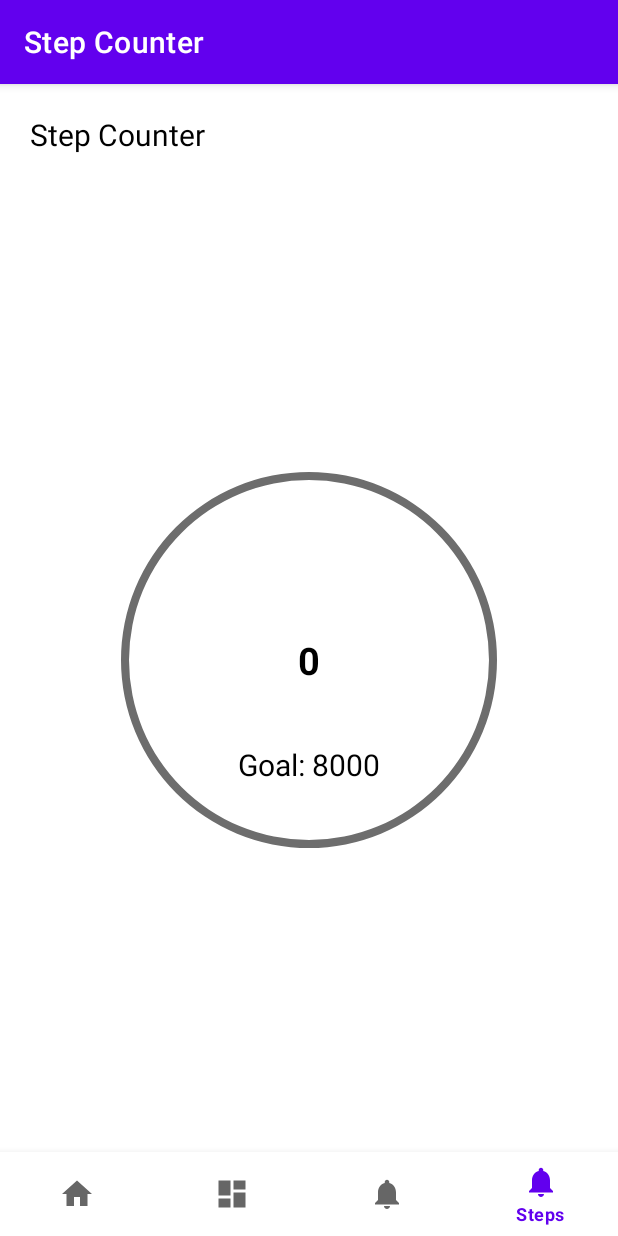
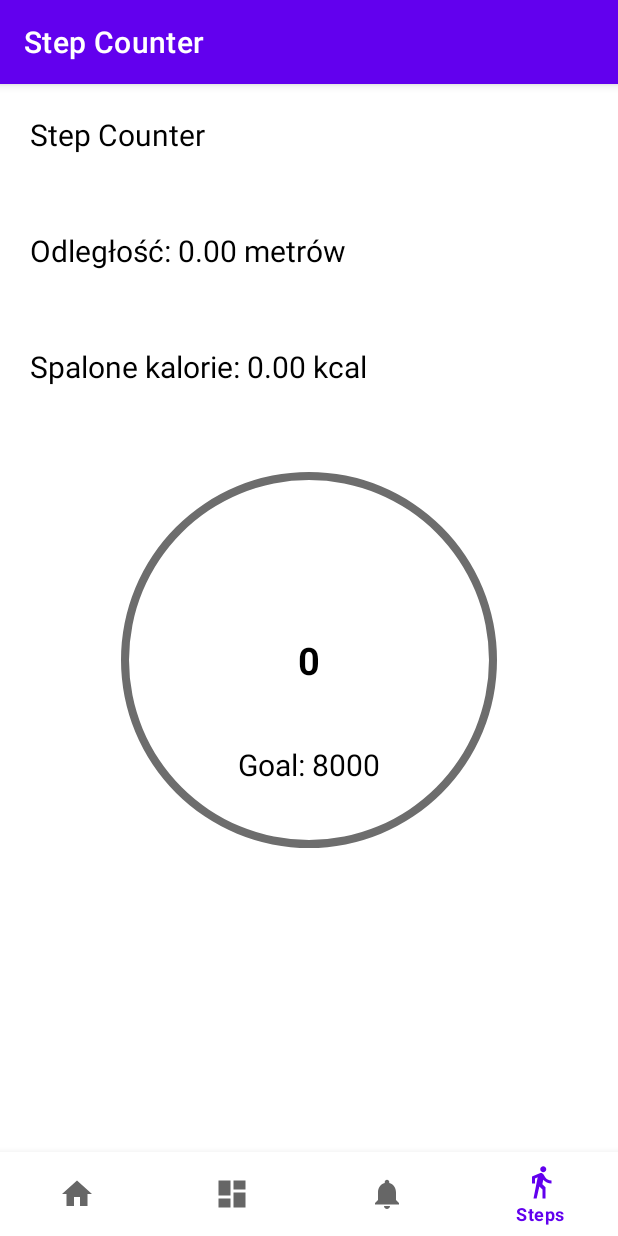
Before and after one commit to Blackkoutt/FitnessApp, an Android app: the StepCounterFragment screen opened through its navigation route, on a phone screen of 412 x 824 dp. Run offline under Robolectric (Android 15) with nearby library versions, the phone set to English and light mode, and no system bars; our stand-ins replace Picasso, navigation-ui; pictures from the network do not load; 1 statement that could not run was skipped.

```diff
--- a/app/src/main/AndroidManifest.xml
+++ b/app/src/main/AndroidManifest.xml
@@ -4,6 +4,7 @@
 
     <uses-permission android:name="android.permission.INTERNET"/>
     <uses-permission android:name="android.permission.ACTIVITY_RECOGNITION"/>
+    <uses-permission android:name="android.permission.POST_NOTIFICATIONS" />
     <uses-permission android:name="android.permission.SENSOR_ACCELEROMETER"/>
     <uses-permission android:name="android.permission.FOREGROUND_SERVICE" />
     <uses-permission android:name="android.permission.RECEIVE_BOOT_COMPLETED"/>
--- a/app/src/main/java/com/example/fitnessapp/ui/stepCounter/StepCounterFragment.java
+++ b/app/src/main/java/com/example/fitnessapp/ui/stepCounter/StepCounterFragment.java
@@ -28,6 +28,8 @@ import com.example.fitnessapp.R;
 public class StepCounterFragment extends Fragment {
     private ProgressBar progressBar;
     private TextView steps;
+    private TextView distance;
+    private TextView caloriesBurned;
 
     @Nullable
     @Override
@@ -35,8 +37,10 @@ public class StepCounterFragment extends Fragment {
         View rootView = inflater.inflate(R.layout.step_counter, container, false);
         progressBar = rootView.findViewById(R.id.progressBar);
         steps = rootView.findViewById(R.id.steps);
+        distance = rootView.findViewById(R.id.distance);
+        caloriesBurned = rootView.findViewById(R.id.caloriesBurned);
 
-        resetSteps();
+        //resetSteps();
         loadData();
 
         return rootView;
@@ -83,12 +87,25 @@ public class StepCounterFragment extends Fragment {
         int savedSteps = sharedPref.getInt("key1", 0);
         steps.setText(String.valueOf(savedSteps));
         progressBar.setProgress(savedSteps);
+        double calculatedDistance = calculateDistance(savedSteps);
+        double calculatedCaloriesBurned = calculateCaloriesBurned(savedSteps);
+
+        distance.setText(getString(R.string.distance, calculatedDistance));
+        caloriesBurned.setText(getString(R.string.caloriesBurned, calculatedCaloriesBurned));
+    }
+    private double calculateDistance(int stepsCount) {
+        double stepLength = 0.5;
+        return stepsCount * stepLength;
+    }
+
+    private double calculateCaloriesBurned(int stepsCount) {
+        double caloriesPerStep = 0.4;
+        return stepsCount * caloriesPerStep;
     }
 
     @Override
     public void onDestroy() {
         super.onDestroy();
-        // Stop the StepCounterService when fragment is destroyed
         requireActivity().stopService(new Intent(requireContext(), StepCounterService.class));
     }
 }
--- a/app/src/main/java/com/example/fitnessapp/ui/stepCounter/StepCounterService.java
+++ b/app/src/main/java/com/example/fitnessapp/ui/stepCounter/StepCounterService.java
@@ -42,11 +42,11 @@ public class StepCounterService extends Service implements SensorEventListener {
 
     @Override
     public int onStartCommand(Intent intent, int flags, int startId) {
-        createNotificationChannel();
+        //createNotificationChannel();
         Notification notification = new NotificationCompat.Builder(this, "StepCounterChannel")
                 .setContentTitle("Step Counter Service")
                 .setContentText("Counting steps in background")
-                .setSmallIcon(R.drawable.ic_notifications_black_24dp)
+                .setSmallIcon(R.drawable.baseline_steps_counter)
                 .build();
         startForeground(1, notification);
         return START_STICKY;
@@ -74,6 +74,7 @@ public class StepCounterService extends Service implements SensorEventListener {
             }
             int stepsSinceLastBoot = totalSteps - previousTotalSteps;
             saveData(stepsSinceLastBoot);
+            createNotification(totalSteps);
         }
     }
 
@@ -81,17 +82,15 @@ public class StepCounterService extends Service implements SensorEventListener {
     public void onAccuracyChanged(Sensor sensor, int accuracy) {
     }
 
-    private void createNotificationChannel() {
-        if (Build.VERSION.SDK_INT >= Build.VERSION_CODES.O) {
-            CharSequence name = "StepCounterChannel";
-            String description = "Step Counter Service Channel";
-            int importance = NotificationManager.IMPORTANCE_LOW;
-            NotificationChannel channel = new NotificationChannel("StepCounterChannel", name, importance);
-            channel.setDescription(description);
-            NotificationManager notificationManager = getSystemService(NotificationManager.class);
-            if (notificationManager != null) {
-                notificationManager.createNotificationChannel(channel);
-            }
+    private void createNotification(int currentSteps) {
+        NotificationManager notificationManager = (NotificationManager) getApplicationContext().getSystemService(Context.NOTIFICATION_SERVICE);
+        NotificationCompat.Builder builder = new NotificationCompat.Builder(getApplicationContext(), "StepCounterChannel")
+                .setContentTitle("Aktualna liczba kroków")
+                .setContentText("Zrobione kroki: " + currentSteps)
+                .setSmallIcon(R.drawable.baseline_steps_counter);
+
+        if (notificationManager != null) {
+            notificationManager.notify(2, builder.build());
         }
     }
 
--- /dev/null
+++ b/app/src/main/res/drawable/baseline_steps_counter.xml
@@ -0,0 +1,5 @@
+<vector android:autoMirrored="true" android:height="24dp"
+    android:tint="#000000" android:viewportHeight="24"
+    android:viewportWidth="24" android:width="24dp" xmlns:android="http://schemas.android.com/apk/res/android">
+    <path android:fillColor="@android:color/white" android:pathData="M13.5,5.5c1.1,0 2,-0.9 2,-2s-0.9,-2 -2,-2 -2,0.9 -2,2 0.9,2 2,2zM9.8,8.9L7,23h2.1l1.8,-8 2.1,2v6h2v-7.5l-2.1,-2 0.6,-3C14.8,12 16.8,13 19,13v-2c-1.9,0 -3.5,-1 -4.3,-2.4l-1,-1.6c-0.4,-0.6 -1,-1 -1.7,-1 -0.3,0 -0.5,0.1 -0.8,0.1L6,8.3V13h2V9.6l1.8,-0.7"/>
+</vector>
--- a/app/src/main/res/drawable/progress_bar.xml
+++ b/app/src/main/res/drawable/progress_bar.xml
@@ -10,8 +10,8 @@
     >
         <gradient
             android:angle="0"
-            android:endColor="@color/blue"
-            android:startColor="@color/green"
+            android:endColor="#0888D3"
+            android:startColor="#4A8C45"
             android:type="sweep"
             android:useLevel="false"
         />
--- a/app/src/main/res/layout/step_counter.xml
+++ b/app/src/main/res/layout/step_counter.xml
@@ -2,32 +2,65 @@
 <RelativeLayout xmlns:android="http://schemas.android.com/apk/res/android"
     android:layout_width="match_parent"
     android:layout_height="match_parent">
+
     <TextView
+        android:id="@+id/stepCounter"
         android:layout_width="wrap_content"
         android:layout_height="wrap_content"
-        android:text = "Step Counter"
-        android:layout_margin="20dp"
-        android:textSize ="20sp"
+        android:layout_marginStart="20dp"
+        android:layout_marginTop="20dp"
+        android:layout_marginEnd="20dp"
+        android:layout_marginBottom="20dp"
+        android:text="Step Counter"
+        android:textColor="@color/black"
         android:textFontWeight="800"
+        android:textSize="20sp" />
+
+    <TextView
+        android:id="@+id/distance"
+        android:layout_width="wrap_content"
+        android:layout_height="wrap_content"
+        android:layout_below="@id/stepCounter"
+        android:layout_marginStart="20dp"
+        android:layout_marginTop="10dp"
+        android:layout_marginEnd="10dp"
+        android:layout_marginBottom="10dp"
+        android:paddingTop="20dp"
+        android:text="@string/distance"
         android:textColor="@color/black"
-        />
+        android:textSize="20dp" />
+
+    <TextView
+        android:id="@+id/caloriesBurned"
+        android:layout_width="wrap_content"
+        android:layout_height="wrap_content"
+        android:layout_below="@id/distance"
+        android:layout_marginStart="20dp"
+        android:layout_marginTop="20dp"
+        android:layout_marginEnd="20dp"
+        android:layout_marginBottom="20dp"
+        android:paddingTop="20dp"
+        android:text="@string/caloriesBurned"
+        android:textColor="@color/black"
+        android:textSize="20dp" />
+
     <RelativeLayout
         android:layout_width="wrap_content"
         android:layout_height="wrap_content"
         android:layout_centerHorizontal="true"
         android:layout_centerVertical="true"
         >
+
         <ProgressBar
             android:id="@+id/progressBar"
             style="?android:attr/progressBarStyleHorizontal"
             android:layout_width="300dp"
             android:layout_height="300dp"
-            android:layout_centerHorizontal="true"
-            android:layout_centerVertical="true"
             android:background="@drawable/circular_shape"
             android:progressDrawable="@drawable/progress_bar"
 
             />
+
         <TextView
             android:id="@+id/steps"
             android:layout_width="wrap_content"
--- a/app/src/main/res/menu/bottom_nav_menu.xml
+++ b/app/src/main/res/menu/bottom_nav_menu.xml
@@ -17,7 +17,7 @@
         android:title="@string/title_meals" />
     <item
         android:id="@+id/navigation_stepCounter"
-        android:icon="@drawable/ic_notifications_black_24dp"
+        android:icon="@drawable/baseline_steps_counter"
         android:title="Steps" />
 
 </menu>
--- a/app/src/main/res/values/strings.xml
+++ b/app/src/main/res/values/strings.xml
@@ -103,4 +103,7 @@
 
 
     <string name="product_list_empty">Wybierz conajmniej jeden produkt z listy</string>
+
+    <string name="distance">Odległość: %.2f metrów</string>
+    <string name="caloriesBurned">Spalone kalorie: %.2f kcal</string>
 </resources>
```
